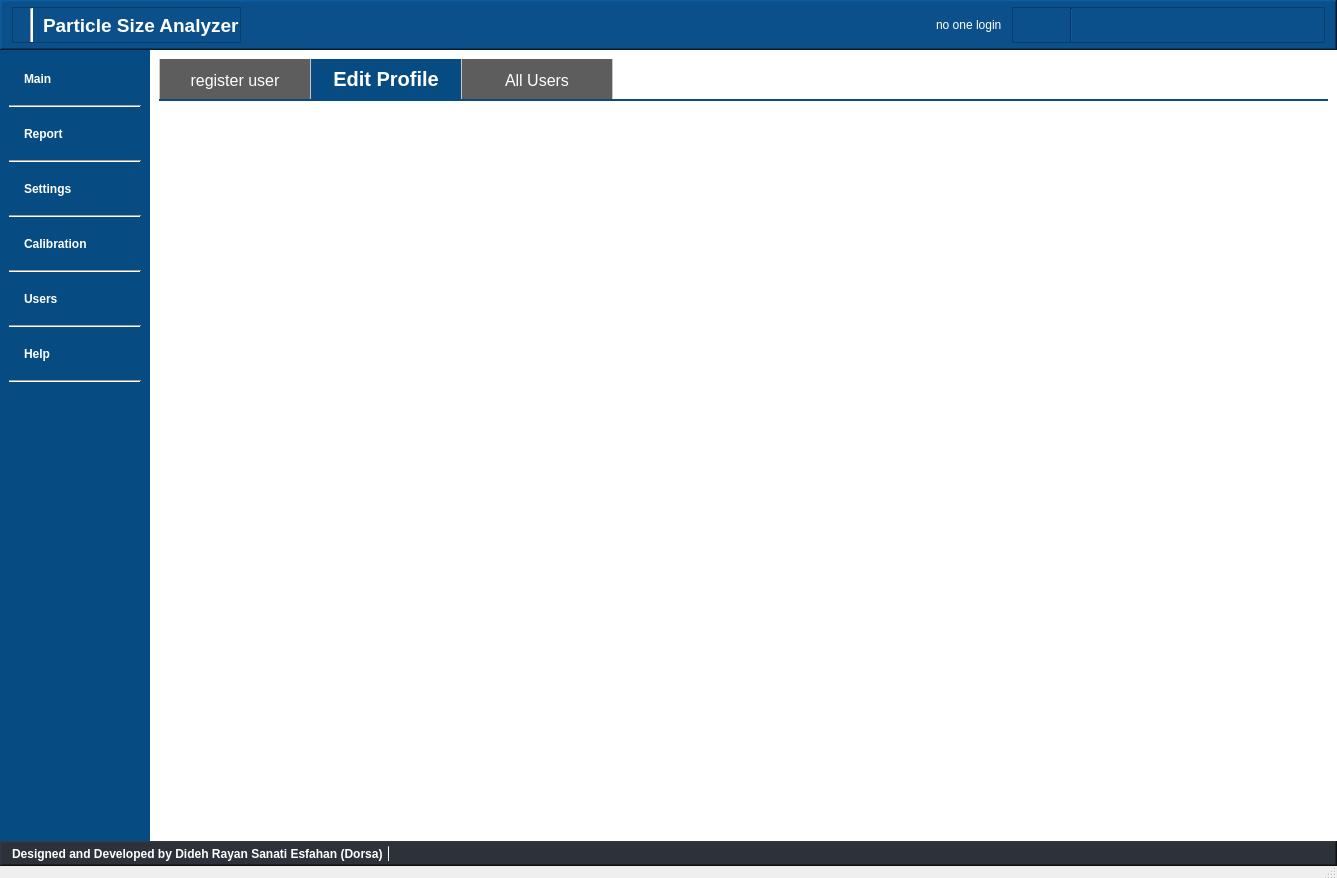
Qt form main_UI.ui (DORSA-co/Paticle_Size_Analyser) before a commit.
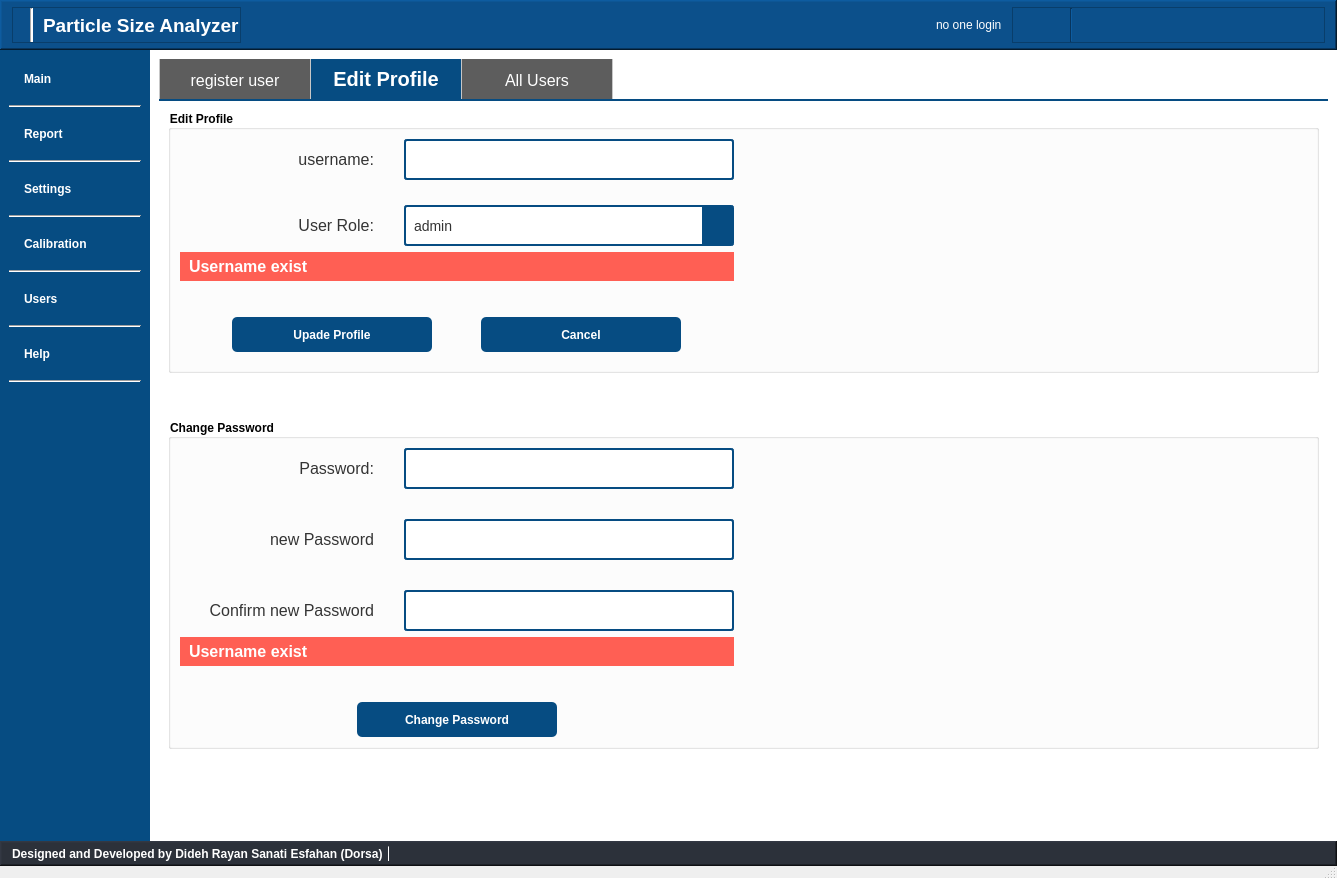
The same form after that commit. The open tabs and pages were chosen to show the change. Icons and pictures are not drawn.

```diff
--- a/main_UI.ui
+++ b/main_UI.ui
@@ -4889,6 +4889,328 @@
               <attribute name="title">
                <string>Edit Profile</string>
               </attribute>
+              <layout class="QVBoxLayout" name="verticalLayout_21">
+               <item>
+                <widget class="QGroupBox" name="userpage_editprofile_edit_profile_groupbox">
+                 <property name="styleSheet">
+                  <string notr="true">QLabel{
+	font-size: 16px;
+	color: rgb(52, 52, 52);
+	padding-right: 20px;
+	
+}
+
+
+QLineEdit
+{
+	max-width: 300px;
+
+}</string>
+                 </property>
+                 <property name="title">
+                  <string>Edit Profile</string>
+                 </property>
+                 <layout class="QHBoxLayout" name="horizontalLayout_34">
+                  <item>
+                   <layout class="QVBoxLayout" name="verticalLayout_26">
+                    <property name="leftMargin">
+                     <number>0</number>
+                    </property>
+                    <item>
+                     <layout class="QGridLayout" name="gridLayout_18">
+                      <property name="verticalSpacing">
+                       <number>25</number>
+                      </property>
+                      <item row="1" column="1">
+                       <widget class="QComboBox" name="userpage_editprofile_user_role_combobox">
+                        <item>
+                         <property name="text">
+                          <string>admin</string>
+                         </property>
+                        </item>
+                       </widget>
+                      </item>
+                      <item row="1" column="0">
+                       <widget class="QLabel" name="label_78">
+                        <property name="text">
+                         <string>User Role:</string>
+                        </property>
+                        <property name="alignment">
+                         <set>Qt::AlignRight|Qt::AlignTrailing|Qt::AlignVCenter</set>
+                        </property>
+                       </widget>
+                      </item>
+                      <item row="0" column="1">
+                       <widget class="QLineEdit" name="userpage_editprofile_username_inpt"/>
+                      </item>
+                      <item row="0" column="0">
+                       <widget class="QLabel" name="label_79">
+                        <property name="text">
+                         <string>username:</string>
+                        </property>
+                        <property name="alignment">
+                         <set>Qt::AlignRight|Qt::AlignTrailing|Qt::AlignVCenter</set>
+                        </property>
+                       </widget>
+                      </item>
+                     </layout>
+                    </item>
+                    <item>
+                     <widget class="QLabel" name="userpage_editprofile_edit_error_lbl">
+                      <property name="styleSheet">
+                       <string notr="true">font-size: 16px;
+font-weight: bold;
+color: #ffffff;
+background-color: rgb(255, 95, 84);
+padding:5px;
+
+min-width: 300px;
+max-width: 16777px;
+max-height: 30px;
+</string>
+                      </property>
+                      <property name="text">
+                       <string>Username exist</string>
+                      </property>
+                     </widget>
+                    </item>
+                    <item>
+                     <widget class="QFrame" name="horizontalFrame">
+                      <property name="styleSheet">
+                       <string notr="true">QPushButton {
+max-width: 120px;
+}</string>
+                      </property>
+                      <layout class="QHBoxLayout" name="horizontalLayout_36">
+                       <property name="topMargin">
+                        <number>30</number>
+                       </property>
+                       <item>
+                        <widget class="QPushButton" name="userpage_editprofile_update_btn">
+                         <property name="styleSheet">
+                          <string notr="true"/>
+                         </property>
+                         <property name="text">
+                          <string>Upade Profile</string>
+                         </property>
+                        </widget>
+                       </item>
+                       <item>
+                        <widget class="QPushButton" name="userpage_editprofile_cancel_btn">
+                         <property name="text">
+                          <string>Cancel</string>
+                         </property>
+                        </widget>
+                       </item>
+                      </layout>
+                     </widget>
+                    </item>
+                   </layout>
+                  </item>
+                  <item>
+                   <spacer name="horizontalSpacer_69">
+                    <property name="orientation">
+                     <enum>Qt::Horizontal</enum>
+                    </property>
+                    <property name="sizeHint" stdset="0">
+                     <size>
+                      <width>40</width>
+                      <height>20</height>
+                     </size>
+                    </property>
+                   </spacer>
+                  </item>
+                  <item>
+                   <spacer name="verticalSpacer_33">
+                    <property name="orientation">
+                     <enum>Qt::Vertical</enum>
+                    </property>
+                    <property name="sizeType">
+                     <enum>QSizePolicy::Maximum</enum>
+                    </property>
+                    <property name="sizeHint" stdset="0">
+                     <size>
+                      <width>20</width>
+                      <height>40</height>
+                     </size>
+                    </property>
+                   </spacer>
+                  </item>
+                 </layout>
+                </widget>
+               </item>
+               <item>
+                <spacer name="verticalSpacer_35">
+                 <property name="orientation">
+                  <enum>Qt::Vertical</enum>
+                 </property>
+                 <property name="sizeType">
+                  <enum>QSizePolicy::Maximum</enum>
+                 </property>
+                 <property name="sizeHint" stdset="0">
+                  <size>
+                   <width>20</width>
+                   <height>40</height>
+                  </size>
+                 </property>
+                </spacer>
+               </item>
+               <item>
+                <widget class="QGroupBox" name="userpage_editprofile_change_pass_groupbox">
+                 <property name="styleSheet">
+                  <string notr="true">QLabel{
+	font-size: 16px;
+	color: rgb(52, 52, 52);
+	padding-right: 20px;
+	
+}
+
+
+QLineEdit
+{
+	max-width: 300px;
+
+}</string>
+                 </property>
+                 <property name="title">
+                  <string>Change Password</string>
+                 </property>
+                 <layout class="QHBoxLayout" name="horizontalLayout_37">
+                  <item>
+                   <layout class="QVBoxLayout" name="verticalLayout_27">
+                    <property name="leftMargin">
+                     <number>0</number>
+                    </property>
+                    <item>
+                     <layout class="QGridLayout" name="gridLayout_22">
+                      <property name="verticalSpacing">
+                       <number>30</number>
+                      </property>
+                      <item row="0" column="1">
+                       <widget class="QLineEdit" name="userpage_editprofile_old_password_inpt"/>
+                      </item>
+                      <item row="0" column="0">
+                       <widget class="QLabel" name="label_80">
+                        <property name="text">
+                         <string>Password:</string>
+                        </property>
+                        <property name="alignment">
+                         <set>Qt::AlignRight|Qt::AlignTrailing|Qt::AlignVCenter</set>
+                        </property>
+                       </widget>
+                      </item>
+                      <item row="1" column="1">
+                       <widget class="QLineEdit" name="userpage_editprofile_new_password_inpt"/>
+                      </item>
+                      <item row="1" column="0">
+                       <widget class="QLabel" name="label_81">
+                        <property name="text">
+                         <string>new Password</string>
+                        </property>
+                        <property name="alignment">
+                         <set>Qt::AlignRight|Qt::AlignTrailing|Qt::AlignVCenter</set>
+                        </property>
+                       </widget>
+                      </item>
+                      <item row="2" column="0">
+                       <widget class="QLabel" name="label_86">
+                        <property name="text">
+                         <string>Confirm new Password</string>
+                        </property>
+                        <property name="alignment">
+                         <set>Qt::AlignRight|Qt::AlignTrailing|Qt::AlignVCenter</set>
+                        </property>
+                       </widget>
+                      </item>
+                      <item row="2" column="1">
+                       <widget class="QLineEdit" name="userpage_editprofile_confirm_new_password_inpt"/>
+                      </item>
+                     </layout>
+                    </item>
+                    <item>
+                     <widget class="QLabel" name="userpage_editprofile_changepass_error_lbl">
+                      <property name="styleSheet">
+                       <string notr="true">font-size: 16px;
+font-weight: bold;
+color: #ffffff;
+background-color: rgb(255, 95, 84);
+padding:5px;
+
+min-width: 300px;
+max-width: 16777px;
+max-height: 30px;
+</string>
+                      </property>
+                      <property name="text">
+                       <string>Username exist</string>
+                      </property>
+                     </widget>
+                    </item>
+                    <item>
+                     <layout class="QHBoxLayout" name="horizontalLayout_38">
+                      <property name="topMargin">
+                       <number>30</number>
+                      </property>
+                      <item>
+                       <widget class="QPushButton" name="userpage_editprofile_change_password_btn">
+                        <property name="styleSheet">
+                         <string notr="true">max-width: 120px;</string>
+                        </property>
+                        <property name="text">
+                         <string>Change Password</string>
+                        </property>
+                       </widget>
+                      </item>
+                     </layout>
+                    </item>
+                   </layout>
+                  </item>
+                  <item>
+                   <spacer name="horizontalSpacer_73">
+                    <property name="orientation">
+                     <enum>Qt::Horizontal</enum>
+                    </property>
+                    <property name="sizeHint" stdset="0">
+                     <size>
+                      <width>40</width>
+                      <height>20</height>
+                     </size>
+                    </property>
+                   </spacer>
+                  </item>
+                  <item>
+                   <spacer name="verticalSpacer_34">
+                    <property name="orientation">
+                     <enum>Qt::Vertical</enum>
+                    </property>
+                    <property name="sizeType">
+                     <enum>QSizePolicy::Maximum</enum>
+                    </property>
+                    <property name="sizeHint" stdset="0">
+                     <size>
+                      <width>20</width>
+                      <height>40</height>
+                     </size>
+                    </property>
+                   </spacer>
+                  </item>
+                 </layout>
+                </widget>
+               </item>
+               <item>
+                <spacer name="verticalSpacer_36">
+                 <property name="orientation">
+                  <enum>Qt::Vertical</enum>
+                 </property>
+                 <property name="sizeHint" stdset="0">
+                  <size>
+                   <width>20</width>
+                   <height>40</height>
+                  </size>
+                 </property>
+                </spacer>
+               </item>
+              </layout>
              </widget>
              <widget class="QWidget" name="tab_4">
               <attribute name="title">
```
Left out of the diff: 25 changed lines with no effect on the pictures.
